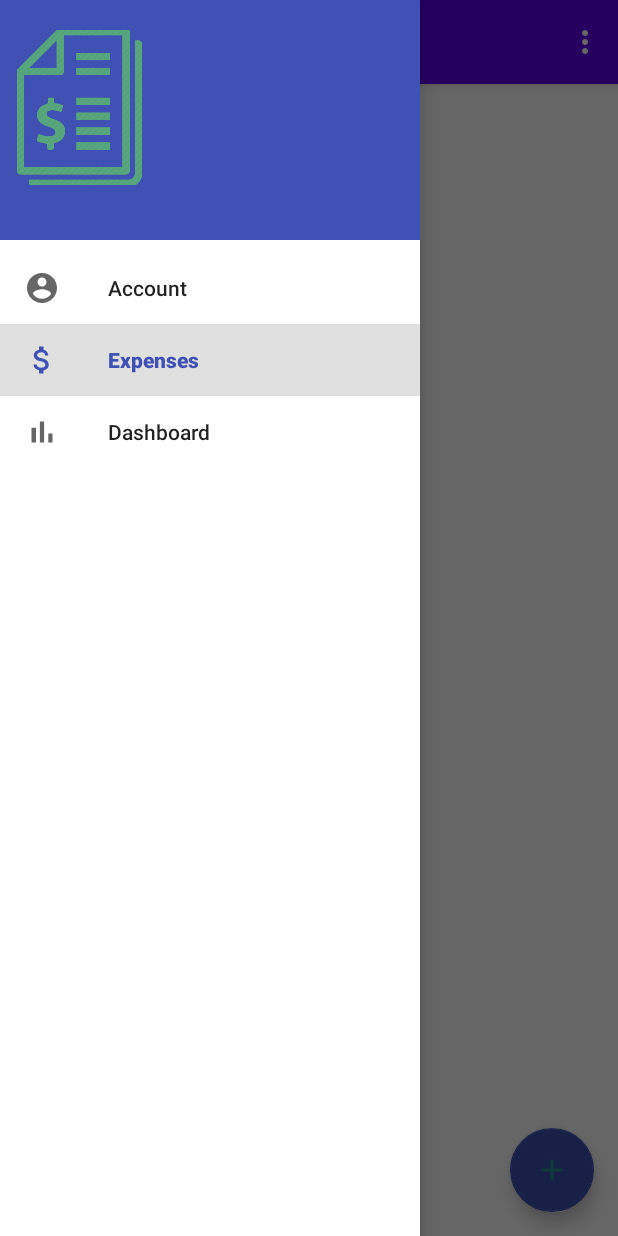
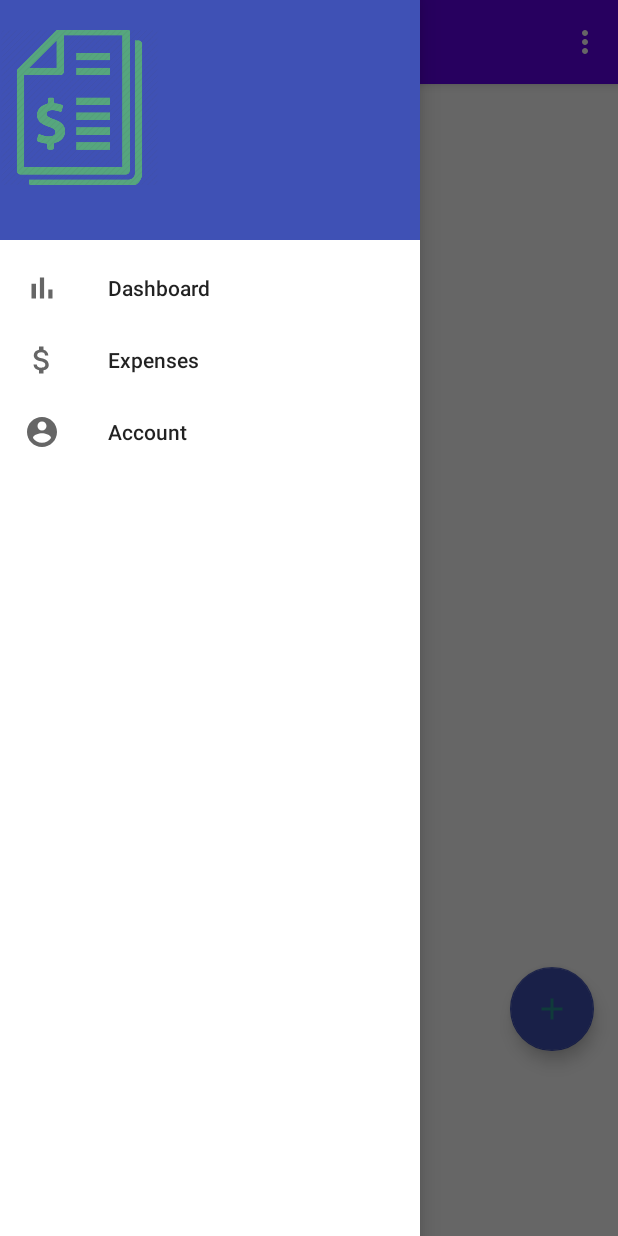
Before and after one commit to tristangh/FIR, an Android app: the fragment ExpenseList placed in its activity, with the side drawer open, on a phone screen of 412 x 824 dp. Run offline under Robolectric (Android 15) with nearby library versions, the phone set to English and light mode, and no system bars; our stand-ins replace Firebase (no records; nobody signed in at launch, a user with empty details on screens opened directly); 1 statement that could not run was skipped.

Commit message:
Floating button only in expense list

```diff
--- a/app/build.gradle
+++ b/app/build.gradle
@@ -57,6 +57,10 @@ dependencies {
     implementation 'com.github.PhilJay:MPAndroidChart:v3.1.0'
     //implementation 'com.github.mikephil.charting.charts.PieChart'
 
+    // FirebaseUI Storage only
+    implementation 'com.firebaseui:firebase-ui-storage:6.4.0'
+
+
 
     //Firebase
     implementation 'com.google.firebase:firebase-database:16.0.4'
--- a/app/src/main/java/com/example/MyTreasury/ExpenseList.java
+++ b/app/src/main/java/com/example/MyTreasury/ExpenseList.java
@@ -17,6 +17,7 @@ import androidx.fragment.app.Fragment;
 import androidx.recyclerview.widget.LinearLayoutManager;
 import androidx.recyclerview.widget.RecyclerView;
 
+import com.google.android.material.floatingactionbutton.FloatingActionButton;
 import com.google.firebase.auth.FirebaseAuth;
 import com.google.firebase.auth.FirebaseUser;
 import com.google.firebase.database.ChildEventListener;
@@ -44,6 +45,7 @@ public class ExpenseList extends Fragment {
     private DatabaseReference myRef;
     FirebaseAuth mAuth;
     Context mContext;
+    FloatingActionButton fab;
 
     @Override
     public View onCreateView(LayoutInflater inflater, ViewGroup container,
@@ -59,6 +61,15 @@ public class ExpenseList extends Fragment {
 
         txt = v.findViewById(R.id.txt);
         txt.setText("Transactions record");
+
+        fab = (FloatingActionButton) v.findViewById(R.id.fab);
+        fab.setOnClickListener(new View.OnClickListener() {
+            @Override
+            public void onClick(View view) {
+                Intent intent = new Intent(getContext(), AddExpense.class);
+                startActivity(intent);
+            }
+        });
 
         mRecyclerView = (RecyclerView) v.findViewById(R.id.mRecyclerView);
 
--- a/app/src/main/java/com/example/MyTreasury/MainActivity.java
+++ b/app/src/main/java/com/example/MyTreasury/MainActivity.java
@@ -58,14 +58,7 @@ public class MainActivity extends AppCompatActivity
                 break;
         }
 
-        FloatingActionButton fab = (FloatingActionButton) findViewById(R.id.fab);
-        fab.setOnClickListener(new View.OnClickListener() {
-            @Override
-            public void onClick(View view) {
-                Intent intent = new Intent(MainActivity.this, AddExpense.class);
-                startActivity(intent);
-            }
-        });
+
     }
     @Override
     public void onBackPressed() {
--- a/app/src/main/res/layout/activity_main.xml
+++ b/app/src/main/res/layout/activity_main.xml
@@ -23,16 +23,7 @@
         <FrameLayout
             android:id="@+id/fragment_container"
             android:layout_width="match_parent"
-            android:layout_height="match_parent" >
-            <com.google.android.material.floatingactionbutton.FloatingActionButton
-                android:id="@+id/fab"
-                android:layout_width="wrap_content"
-                android:layout_height="wrap_content"
-                android:layout_gravity="end|bottom"
-                android:src="@drawable/ic_my_icon"
-                android:contentDescription="@string/Add"
-                android:layout_margin="16dp" />
-        </FrameLayout>
+            android:layout_height="match_parent" />
     </LinearLayout>
     <com.google.android.material.navigation.NavigationView
         android:id="@+id/nav_view"
--- a/app/src/main/res/layout/expenses_listview.xml
+++ b/app/src/main/res/layout/expenses_listview.xml
@@ -2,13 +2,14 @@
 <androidx.constraintlayout.widget.ConstraintLayout
     xmlns:android="http://schemas.android.com/apk/res/android"
     xmlns:app="http://schemas.android.com/apk/res-auto"
+    xmlns:tools="http://schemas.android.com/tools"
     android:layout_width="match_parent"
     android:layout_height="match_parent">
 
     <LinearLayout
         android:layout_width="match_parent"
         android:layout_height="match_parent"
-        android:gravity="center_horizontal"
+        android:gravity="center_horizontal|center_vertical"
         android:orientation="vertical"
         android:weightSum="4"
         app:layout_constraintHorizontal_weight="5"
@@ -26,6 +27,17 @@
             android:id="@+id/mRecyclerView"
             android:layout_width="362dp"
             android:layout_height="376dp"
-            android:foregroundGravity="bottom" />
+            android:foregroundGravity="bottom">
+
+        </androidx.recyclerview.widget.RecyclerView>
+
+        <com.google.android.material.floatingactionbutton.FloatingActionButton
+            android:id="@+id/fab"
+            android:layout_width="wrap_content"
+            android:layout_height="wrap_content"
+            android:layout_gravity="end|bottom"
+            android:layout_margin="16dp"
+            android:contentDescription="@string/Add"
+            android:src="@drawable/ic_my_icon" />
     </LinearLayout>
 </androidx.constraintlayout.widget.ConstraintLayout>
--- a/app/src/main/res/menu/navigation_menu.xml
+++ b/app/src/main/res/menu/navigation_menu.xml
@@ -2,20 +2,18 @@
 <menu xmlns:android="http://schemas.android.com/apk/res/android">
     <group android:checkableBehavior="single">
         <item
+            android:id="@+id/nav_dashboard"
+            android:icon="@drawable/ic_statistics"
+            android:title="@string/dashboard" />
+        <item
+            android:id="@+id/nav_expenses"
+            android:checked="false"
+            android:icon="@drawable/ic_expenses"
+            android:title="@string/expenses" />
+        <item
             android:id="@+id/nav_account"
             android:icon="@drawable/ic_account"
             android:title="@string/account" />
-        <item
-            android:id="@+id/nav_expenses"
-            android:icon="@drawable/ic_expenses"
-            android:checked="true"
-            android:title="@string/expenses" />
-
-        <item
-            android:id="@+id/nav_dashboard"
-            android:icon="@drawable/ic_statistics"
-            android:title="@string/dashboard" />
-
 
 
     </group>
```
Also changed, not shown: app/src/main/java/com/example/MyTreasury/Invoice.java (+25 -1 lines).
